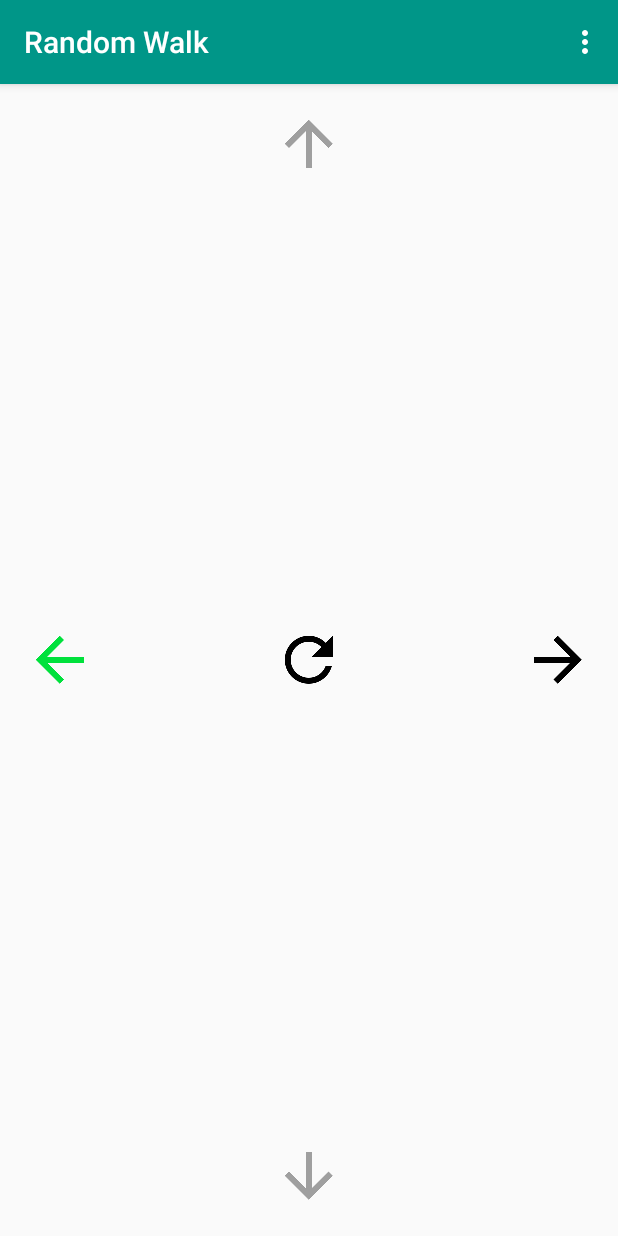
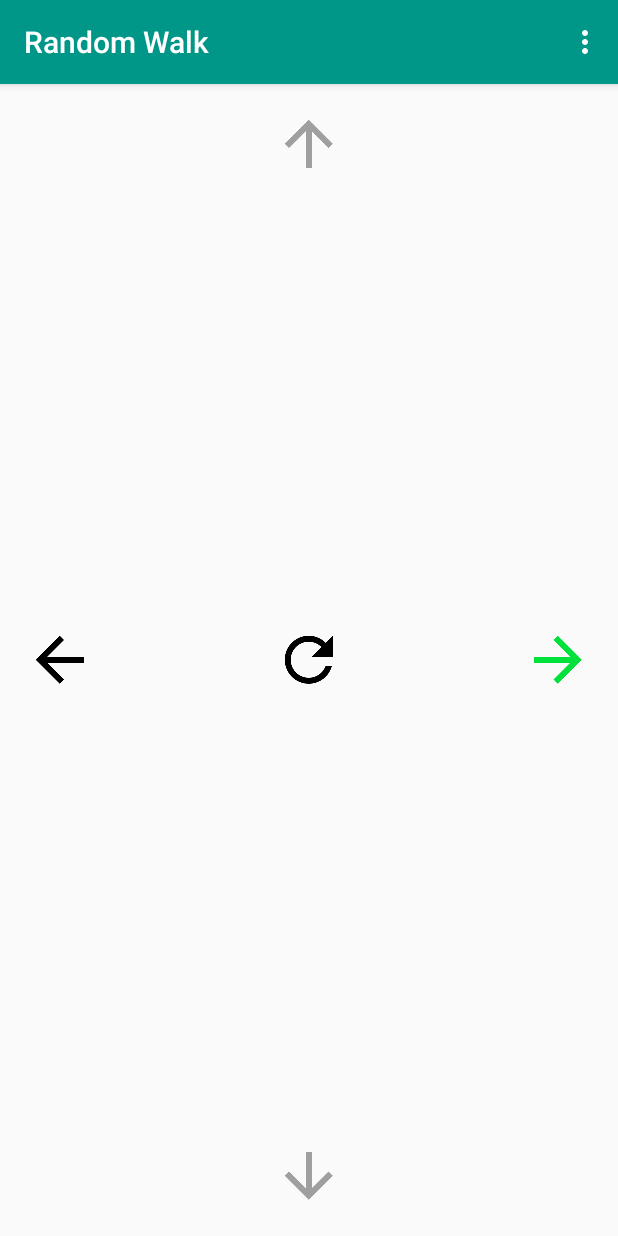
Before and after one commit to sho-87/random-walk, an Android app: the screen it shows after launch (MainActivity), after a tap on "Random Button", on a phone screen of 412 x 824 dp. Run offline under Robolectric (Android 15) with nearby library versions, the phone set to English and light mode, and no system bars.

Commit message:
Only pick direction is an arrow has been selected

```diff
--- a/app/src/main/java/ca/simonho/randomwalk/MainActivity.java
+++ b/app/src/main/java/ca/simonho/randomwalk/MainActivity.java
@@ -131,15 +131,18 @@ public class MainActivity extends AppCompatActivity implements View.OnClickListe
                 }
 
                 //Get randomly picked direction
-                randomlyChosenButton = selectedButtons.get((new Random()).nextInt(selectedButtons.size()));
+                if (selectedButtons.size() > 0){
+                    randomlyChosenButton = selectedButtons.get((new Random()).nextInt(selectedButtons.size()));
 
-                //Set chosen direction arrow colour
-                showRandomDirection(randomlyChosenButton);
+                    //Set chosen direction arrow colour
+                    showRandomDirection(randomlyChosenButton);
+
+                    Log.d("Random direction: ", String.valueOf(getResources().getResourceEntryName(randomlyChosenButton.getId())));
+                }
 
                 for(ImageButton button:selectedButtons){
                     Log.d("Selected: ", String.valueOf(getResources().getResourceEntryName(button.getId())));
                 }
-                Log.d("Random direction: ", String.valueOf(getResources().getResourceEntryName(randomlyChosenButton.getId())));
                 Log.d("---","---");
                 break;
         }
```
